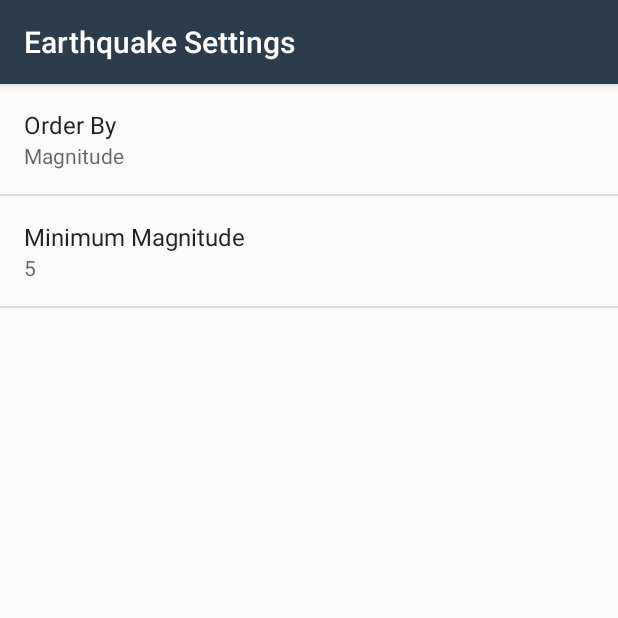
After one commit to robertoganiani/Earthquake-App, an Android app: the SettingsActivity screen opened directly, with no data from a screen before it, on a phone screen of 412 x 824 dp, the top half of it. The commit adds this screen. Run offline under Robolectric (Android 15) with nearby library versions, the phone set to English and light mode, and no system bars.

Commit message:
added preferences

```diff
--- /dev/null
+++ b/app/src/main/java/com/example/android/earthquakeapp/SettingsActivity.java
@@ -0,0 +1,63 @@
+package com.example.android.earthquakeapp;
+
+import android.content.SharedPreferences;
+import android.os.Bundle;
+import android.preference.ListPreference;
+import android.preference.Preference;
+import android.preference.PreferenceFragment;
+import android.preference.PreferenceManager;
+import android.support.v7.app.AppCompatActivity;
+
+/**
+ * Created by Robert on 12/27/2016.
+ */
+
+public class SettingsActivity extends AppCompatActivity {
+
+    @Override
+    protected void onCreate(Bundle savedInstanceState) {
+        super.onCreate(savedInstanceState);
+        setContentView(R.layout.settings_activity);
+    }
+
+    public static class EarthquakePreferenceFragment extends PreferenceFragment implements Preference.OnPreferenceChangeListener {
+
+        @Override
+        public void onCreate(Bundle savedInstanceState) {
+            super.onCreate(savedInstanceState);
+            addPreferencesFromResource(R.xml.settings_main);
+
+            Preference minMagnitude = findPreference(getString(R.string.settings_min_magnitude_key));
+            bindPreferenceSummaryToValue(minMagnitude);
+
+            Preference orderBy = findPreference(getString(R.string.settings_order_by_key));
+            bindPreferenceSummaryToValue(orderBy);
+        }
+
+        @Override
+        public boolean onPreferenceChange(Preference preference, Object o) {
+            String objString = o.toString();
+
+            if (preference instanceof ListPreference) {
+                ListPreference listPreference = (ListPreference) preference;
+                int prefIndex = listPreference.findIndexOfValue(objString);
+
+                if (prefIndex >= 0) {
+                    CharSequence[] labels = listPreference.getEntries();
+                    preference.setSummary(labels[prefIndex]);
+                }
+            } else {
+                preference.setSummary(objString);
+            }
+            return true;
+        }
+
+        private void bindPreferenceSummaryToValue(Preference preference) {
+            preference.setOnPreferenceChangeListener(this);
+            SharedPreferences preferences = PreferenceManager.getDefaultSharedPreferences(preference.getContext());
+            String preferenceString = preferences.getString(preference.getKey(), "");
+            onPreferenceChange(preference, preferenceString);
+        }
+    }
+
+}
--- /dev/null
+++ b/app/src/main/res/values/arrays.xml
@@ -0,0 +1,12 @@
+<?xml version="1.0" encoding="utf-8"?>
+<resources>
+    <string-array name="settings_order_by_labels">
+        <item>@string/settings_order_by_magnitude_label</item>
+        <item>@string/settings_order_by_most_recent_label</item>
+    </string-array>
+
+    <string-array name="settings_order_by_values">
+        <item>@string/settings_order_by_magnitude_value</item>
+        <item>@string/settings_order_by_most_recent_value</item>
+    </string-array>
+</resources>
--- a/app/src/main/res/values/strings.xml
+++ b/app/src/main/res/values/strings.xml
@@ -5,4 +5,21 @@
     <string name="near_the">Near the</string>
     <string name="no_data">No earthquakes found.</string>
     <string name="no_internet">No internet connection.</string>
+    <string name="settings_menu_item">Settings</string>
+    <string name="settings_title">Earthquake Settings</string>
+    <string name="settings_min_magnitude_label">Minimum Magnitude</string>
+    <string name="settings_min_magnitude_key" translatable="false">min_magnitude</string>
+    <string name="settings_min_magnitude_default" translatable="false">5</string>
+    <!-- Strings For Order-By Preference [CHAR LIMIT=30] -->
+    <string name="settings_order_by_label">Order By</string>
+    <string name="settings_order_by_key" translatable="false">order_by</string>
+    <string name="settings_order_by_default" translatable="false">@string/settings_order_by_magnitude_value</string>
+
+    <!-- Label for order-by magnitude option [CHAR LIMIT=20] -->
+    <string name="settings_order_by_magnitude_label">Magnitude</string>
+    <string name="settings_order_by_magnitude_value" translatable="false">magnitude</string>
+
+    <!-- Label for order-by most recent option [CHAR LIMIT=20] -->
+    <string name="settings_order_by_most_recent_label">Most Recent</string>
+    <string name="settings_order_by_most_recent_value" translatable="false">time</string>
 </resources>
--- /dev/null
+++ b/app/src/main/res/xml/settings_main.xml
@@ -0,0 +1,20 @@
+<?xml version="1.0" encoding="utf-8"?>
+<PreferenceScreen
+    xmlns:android="http://schemas.android.com/apk/res/android"
+    android:title="@string/settings_title">
+
+    <ListPreference
+        android:defaultValue="@string/settings_order_by_default"
+        android:entries="@array/settings_order_by_labels"
+        android:entryValues="@array/settings_order_by_values"
+        android:key="@string/settings_order_by_key"
+        android:title="@string/settings_order_by_label" />
+
+    <EditTextPreference
+        android:defaultValue="@string/settings_min_magnitude_default"
+        android:inputType="numberDecimal"
+        android:key="@string/settings_min_magnitude_key"
+        android:selectAllOnFocus="true"
+        android:title="@string/settings_min_magnitude_label" />
+
+</PreferenceScreen>
```
Also changed, not shown: app/src/main/AndroidManifest.xml (+10 -0 lines), app/src/main/java/com/example/android/earthquakeapp/EarthquakeActivity.java (+45 -3 lines), app/src/main/res/layout/settings_activity.xml (added, +7 -0 lines), app/src/main/res/menu/main.xml (added, +12 -0 lines).
